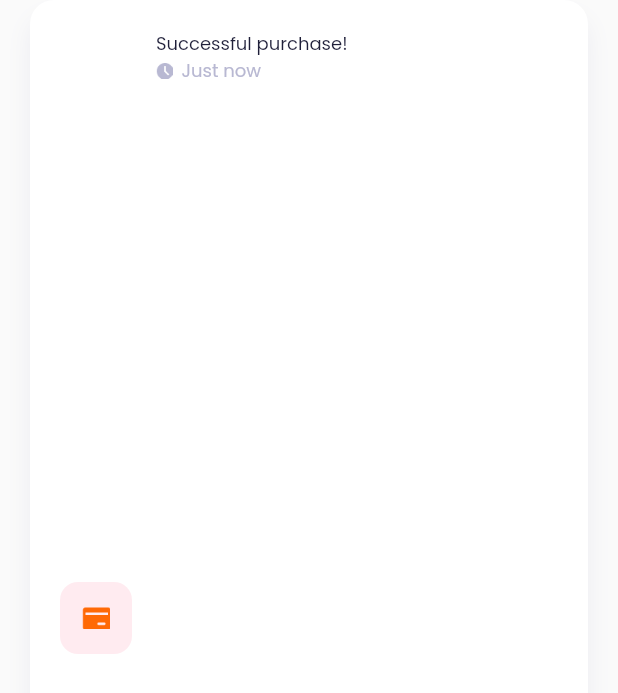
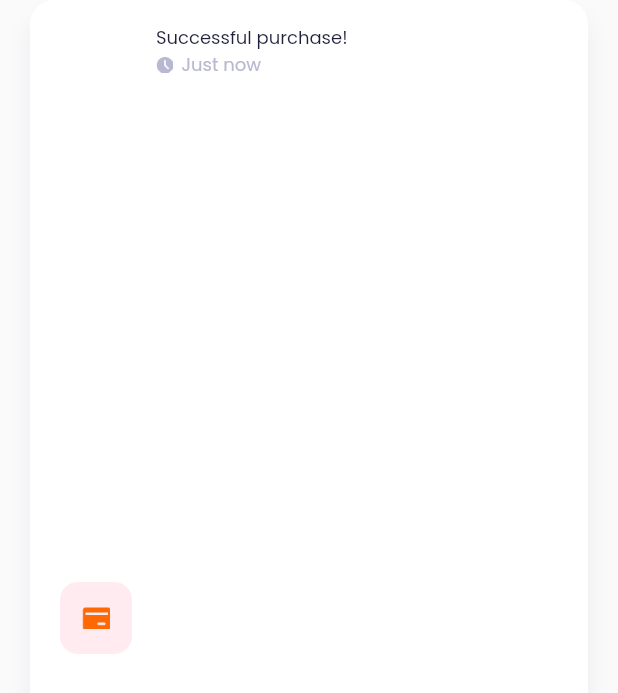
Before and after one commit to berzinsk/online_learning, a Flutter app: the NotificationItem widget shown alone on an empty page, opened directly with sample values from the repository, on a phone screen of 412 x 824 dp. Shown: the top 693 px of the screen. Run offline on Flutter 3.47's test engine with Material 2 defaults, Android fonts, the phone set to English and light mode, and no system bars; our stand-ins replace go_router, google_fonts; network calls fail.

Commit message:
Fix padding for notification item

```diff
--- a/lib/features/message/presentation/notifications/notification_item.dart
+++ b/lib/features/message/presentation/notifications/notification_item.dart
@@ -17,7 +17,10 @@ class NotificationItem extends StatelessWidget {
     return Padding(
       padding: const EdgeInsets.symmetric(horizontal: 20),
       child: Container(
-        padding: const EdgeInsets.all(20),
+        padding: const EdgeInsets.symmetric(
+          horizontal: 20,
+          vertical: 16,
+        ),
         decoration: BoxDecoration(
           borderRadius: BorderRadius.circular(16),
           color: Colors.white,
```
